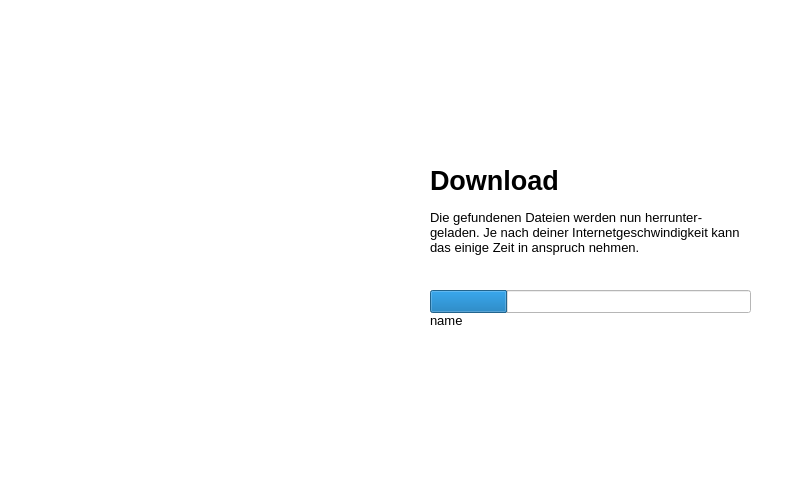
This is IliasCrawler/resources/DownloadingView.ui in HannesHipp/IliasCrawler as Qt 5 draws it before an edit. The edited form follows.
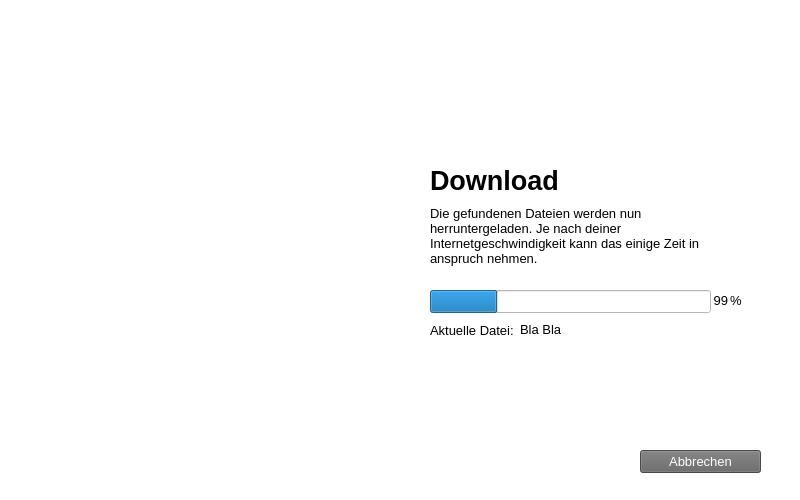
This is the edited form. Icons and pictures are not drawn.

What changed in the file:
```diff
--- a/IliasCrawler/resources/DownloadingView.ui
+++ b/IliasCrawler/resources/DownloadingView.ui
@@ -57,36 +57,7 @@
     <string>Download</string>
    </property>
    <property name="textFormat">
-    <enum>Qt::MarkdownText</enum>
-   </property>
-  </widget>
-  <widget class="QLabel" name="label_description">
-   <property name="geometry">
-    <rect>
-     <x>430</x>
-     <y>202</y>
-     <width>311</width>
-     <height>61</height>
-    </rect>
-   </property>
-   <property name="font">
-    <font>
-     <family>Segoe UI</family>
-     <pointsize>10</pointsize>
-     <weight>50</weight>
-     <italic>false</italic>
-     <bold>false</bold>
-    </font>
-   </property>
-   <property name="styleSheet">
-    <string notr="true">color: rgb(0, 0, 0);
-font: 10pt &quot;Segoe UI&quot;;</string>
-   </property>
-   <property name="text">
-    <string>Die gefundenen Dateien werden nun herrunter- geladen. Je nach deiner Internetgeschwindigkeit kann das einige Zeit in anspruch nehmen.</string>
-   </property>
-   <property name="wordWrap">
-    <bool>true</bool>
+    <enum>Qt::PlainText</enum>
    </property>
   </widget>
   <widget class="QWidget" name="widget" native="true">
@@ -101,13 +72,107 @@
    <property name="styleSheet">
     <string notr="true">background-color: rgb(255, 255, 255)</string>
    </property>
+   <widget class="QPushButton" name="button_cancel">
+    <property name="geometry">
+     <rect>
+      <x>640</x>
+      <y>450</y>
+      <width>121</width>
+      <height>23</height>
+     </rect>
+    </property>
+    <property name="font">
+     <font>
+      <family>Segoe UI</family>
+      <pointsize>10</pointsize>
+     </font>
+    </property>
+    <property name="styleSheet">
+     <string notr="true">background-color: rgb(101, 101, 101);
+color: rgb(255, 255, 255);
+border-radius: 20p;</string>
+    </property>
+    <property name="text">
+     <string>Abbrechen</string>
+    </property>
+    <property name="checkable">
+     <bool>false</bool>
+    </property>
+    <property name="checked">
+     <bool>false</bool>
+    </property>
+   </widget>
+   <widget class="QLabel" name="label_percentage">
+    <property name="geometry">
+     <rect>
+      <x>710</x>
+      <y>290</y>
+      <width>18</width>
+      <height>21</height>
+     </rect>
+    </property>
+    <property name="font">
+     <font>
+      <family>Segoe UI</family>
+      <pointsize>10</pointsize>
+      <weight>50</weight>
+      <italic>false</italic>
+      <bold>false</bold>
+     </font>
+    </property>
+    <property name="styleSheet">
+     <string notr="true">color: rgb(0, 0, 0);
+font: 10pt &quot;Segoe UI&quot;;</string>
+    </property>
+    <property name="text">
+     <string>99</string>
+    </property>
+    <property name="alignment">
+     <set>Qt::AlignRight|Qt::AlignTrailing|Qt::AlignVCenter</set>
+    </property>
+    <property name="wordWrap">
+     <bool>true</bool>
+    </property>
+   </widget>
+   <widget class="QLabel" name="label_percent">
+    <property name="geometry">
+     <rect>
+      <x>730</x>
+      <y>290</y>
+      <width>18</width>
+      <height>21</height>
+     </rect>
+    </property>
+    <property name="font">
+     <font>
+      <family>Segoe UI</family>
+      <pointsize>10</pointsize>
+      <weight>50</weight>
+      <italic>false</italic>
+      <bold>false</bold>
+     </font>
+    </property>
+    <property name="styleSheet">
+     <string notr="true">color: rgb(0, 0, 0);
+font: 10pt &quot;Segoe UI&quot;;</string>
+    </property>
+    <property name="text">
+     <string>%</string>
+    </property>
+    <property name="alignment">
+     <set>Qt::AlignLeading|Qt::AlignLeft|Qt::AlignVCenter</set>
+    </property>
+    <property name="wordWrap">
+     <bool>true</bool>
+    </property>
+   </widget>
   </widget>
   <widget class="QProgressBar" name="progress_bar">
    <property name="geometry">
     <rect>
      <x>430</x>
      <y>290</y>
-     <width>321</width>
+     <width>281</width>
      <height>23</height>
     </rect>
    </property>
@@ -124,12 +189,44 @@
     <string>%p%                                                                                 </string>
    </property>
   </widget>
-  <widget class="QLabel" name="progress_bar_label">
+  <widget class="QLabel" name="label_current_file_name">
+   <property name="geometry">
+    <rect>
+     <x>520</x>
+     <y>322</y>
+     <width>191</width>
+     <height>81</height>
+    </rect>
+   </property>
+   <property name="font">
+    <font>
+     <family>Segoe UI</family>
+     <pointsize>10</pointsize>
+     <weight>50</weight>
+     <italic>false</italic>
+     <bold>false</bold>
+    </font>
+   </property>
+   <property name="styleSheet">
+    <string notr="true">color: rgb(0, 0, 0);
+font: 10pt &quot;Segoe UI&quot;;</string>
+   </property>
+   <property name="text">
+    <string>Bla Bla</string>
+   </property>
+   <property name="alignment">
+    <set>Qt::AlignLeading|Qt::AlignLeft|Qt::AlignTop</set>
+   </property>
+   <property name="wordWrap">
+    <bool>true</bool>
+   </property>
+  </widget>
+  <widget class="QLabel" name="label_aktuelle_datei">
    <property name="geometry">
     <rect>
      <x>430</x>
-     <y>310</y>
-     <width>311</width>
+     <y>320</y>
+     <width>91</width>
      <height>21</height>
     </rect>
    </property>
@@ -147,7 +244,36 @@
 font: 10pt &quot;Segoe UI&quot;;</string>
    </property>
    <property name="text">
-    <string>name</string>
+    <string>Aktuelle Datei:</string>
+   </property>
+   <property name="wordWrap">
+    <bool>true</bool>
+   </property>
+  </widget>
+  <widget class="QLabel" name="label_description_2">
+   <property name="geometry">
+    <rect>
+     <x>430</x>
+     <y>200</y>
+     <width>311</width>
+     <height>71</height>
+    </rect>
+   </property>
+   <property name="font">
+    <font>
+     <family>Segoe UI</family>
+     <pointsize>10</pointsize>
+     <weight>50</weight>
+     <italic>false</italic>
+     <bold>false</bold>
+    </font>
+   </property>
+   <property name="styleSheet">
+    <string notr="true">color: rgb(0, 0, 0);
+font: 10pt &quot;Segoe UI&quot;;</string>
+   </property>
+   <property name="text">
+    <string>Die gefundenen Dateien werden nun herruntergeladen. Je nach deiner Internetgeschwindigkeit kann das einige Zeit in anspruch nehmen.</string>
    </property>
    <property name="wordWrap">
     <bool>true</bool>
@@ -156,9 +282,10 @@
   <zorder>widget</zorder>
   <zorder>picture</zorder>
   <zorder>title</zorder>
-  <zorder>label_description</zorder>
-  <zorder>progress_bar_label</zorder>
   <zorder>progress_bar</zorder>
+  <zorder>label_current_file_name</zorder>
+  <zorder>label_aktuelle_datei</zorder>
+  <zorder>label_description_2</zorder>
  </widget>
  <resources>
   <include location="resources.qrc"/>
```
